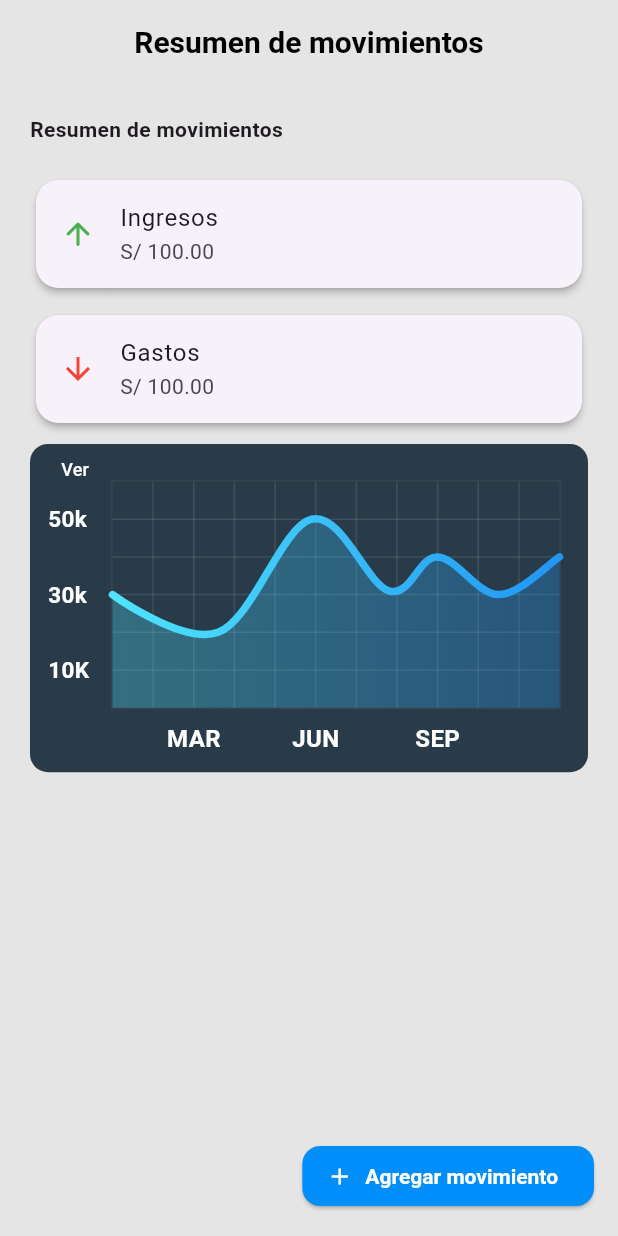
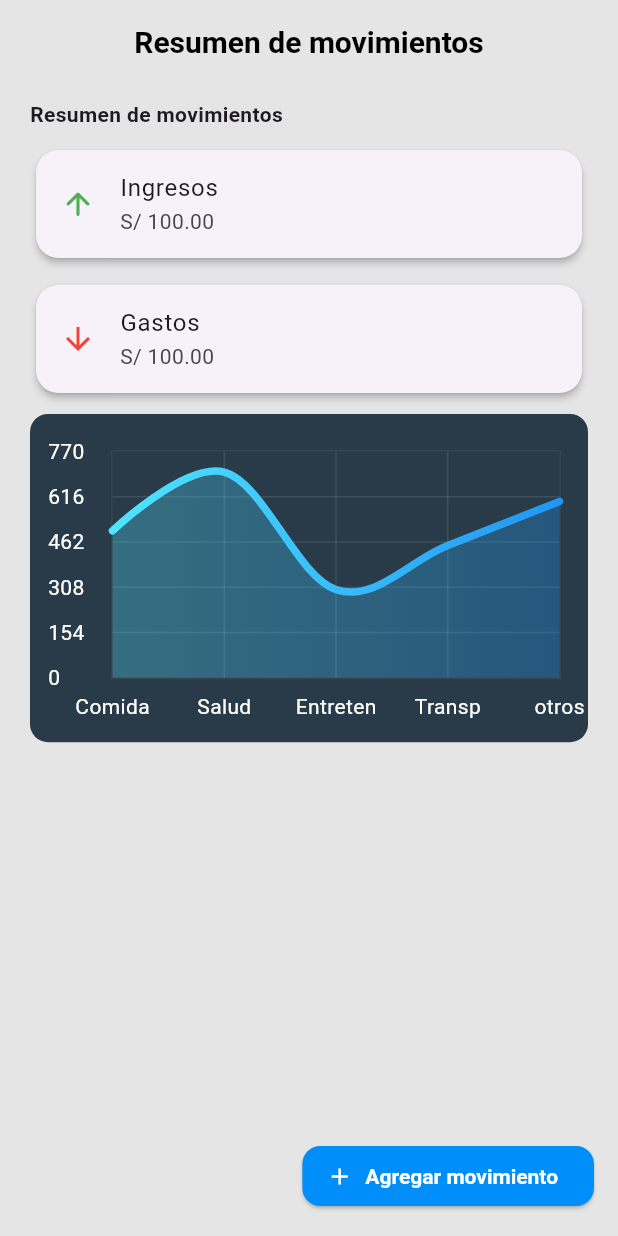
Before and after one commit to FerxhoDev/ControlGastos, a Flutter app: the screen it shows after launch, on a phone screen of 412 x 824 dp. Run offline on Flutter 3.47's test engine with Material 3 defaults, Android fonts, the light colour scheme and no system bars; drawn by our look-alikes of fl_chart.

Commit message:
Chart Add

```diff
--- a/lib/models/expense_data.dart
+++ b/lib/models/expense_data.dart
@@ -1,6 +1,6 @@
-class ExpenceData{
+class ExpenseData{
   final String category;
   final double amount;
 
-  ExpenceData(this.category, this.amount);
+  ExpenseData(this.category, this.amount);
 }
--- a/lib/screens/summary_screen.dart
+++ b/lib/screens/summary_screen.dart
@@ -1,4 +1,5 @@
 import 'package:flutter/material.dart';
+import 'package:gestapp/models/expense_data.dart';
 import 'package:gestapp/screens/transaction_form_screen.dart';
 import 'package:gestapp/widgets/expense_chart.dart';
 
@@ -7,19 +8,29 @@ class SummaryScreen extends StatelessWidget {
 
   @override
   Widget build(BuildContext context) {
+
+    final List<ExpenseData> expenses = [
+    ExpenseData("Comida", 500),
+    ExpenseData("Salud", 700),
+    ExpenseData("Entreten", 300),
+    ExpenseData("Transp", 450),
+    ExpenseData("otros", 600),
+  ];
+
+
     return Scaffold(
       appBar: AppBar(
         title: const Text('Resumen de movimientos'),
         centerTitle: true,
       ),
       body: Padding(
-        padding: const EdgeInsets.all(20),
+        padding: const EdgeInsets.symmetric(horizontal: 20, vertical: 10),
         child: SingleChildScrollView(
           child: Column(
             crossAxisAlignment: CrossAxisAlignment.start,
             children: [
               const Text('Resumen de movimientos', style: TextStyle(fontWeight: FontWeight.bold),),
-              const SizedBox(height: 20),
+              const SizedBox(height: 10),
               const Card(
                 child: ListTile(
                   leading: Icon(Icons.arrow_upward_rounded, color: Colors.green,),
@@ -42,7 +53,7 @@ class SummaryScreen extends StatelessWidget {
                   borderRadius: BorderRadius.circular(12),
 
                 ),
-                child: const LineChartSample2(),
+                child: LineChartSample2(expenses: expenses),
               ),
             ],
           ),
--- a/lib/widgets/expense_chart.dart
+++ b/lib/widgets/expense_chart.dart
@@ -3,7 +3,8 @@ import 'package:flutter/material.dart';
 import 'package:gestapp/models/expense_data.dart';
 
 class LineChartSample2 extends StatefulWidget {
-  const LineChartSample2({super.key});
+  final List<ExpenseData> expenses;
+  const LineChartSample2({super.key, required this.expenses});
 
   @override
   State<LineChartSample2> createState() => _LineChartSample2State();
@@ -16,6 +17,13 @@ class _LineChartSample2State extends State<LineChartSample2> {
   ];
 
   bool showAvg = false;
+
+  List<FlSpot> generateFlSpots(List<ExpenseData> data) {
+    return List<FlSpot>.generate(
+      data.length,
+      (index) => FlSpot(index.toDouble(), data[index].amount),
+    );
+  }
 
   @override
   Widget build(BuildContext context) {
@@ -31,25 +39,7 @@ class _LineChartSample2State extends State<LineChartSample2> {
               bottom: 12,
             ),
             child: LineChart(
-              showAvg ? avgData() : mainData(),
-            ),
-          ),
-        ),
-        SizedBox(
-          width: 60,
-          height: 34,
-          child: TextButton(
-            onPressed: () {
-              setState(() {
-                showAvg = !showAvg;
-              });
-            },
-            child: Text(
-              'Ver',
-              style: TextStyle(
-                fontSize: 12,
-                color: showAvg ? Colors.white.withOpacity(0.5) : Colors.white,
-              ),
+              mainData(widget.expenses),
             ),
           ),
         ),
@@ -57,64 +47,18 @@ class _LineChartSample2State extends State<LineChartSample2> {
     );
   }
 
-  Widget bottomTitleWidgets(double value, TitleMeta meta) {
-    const style = TextStyle(
-      fontWeight: FontWeight.bold,
-      fontSize: 16,
-      color: Colors.white,
-    );
-    Widget text;
-    switch (value.toInt()) {
-      case 2:
-        text = const Text('MAR', style: style);
-        break;
-      case 5:
-        text = const Text('JUN', style: style);
-        break;
-      case 8:
-        text = const Text('SEP', style: style);
-        break;
-      default:
-        text = const Text('', style: style);
-        break;
-    }
+  LineChartData mainData(List<ExpenseData> data) {
+    double maxExpense = data.isNotEmpty
+        ? data.map((e) => e.amount).reduce((a, b) => a > b ? a : b)
+        : 0;
+    double maxY = maxExpense + (maxExpense * 0.1); // Añade un 10% como margen
+    double interval = (maxY / 5).ceilToDouble(); // Ajusta a 5 divisiones
 
-    return SideTitleWidget(
-      axisSide: meta.axisSide,
-      child: text,
-    );
-  }
-
-  Widget leftTitleWidgets(double value, TitleMeta meta) {
-    const style = TextStyle(
-      fontWeight: FontWeight.bold,
-      fontSize: 15,
-      color: Colors.white,
-    );
-    String text;
-    switch (value.toInt()) {
-      case 1:
-        text = '10K';
-        break;
-      case 3:
-        text = '30k';
-        break;
-      case 5:
-        text = '50k';
-        break;
-      default:
-        return Container();
-    }
-
-    return Text(text, style: style, textAlign: TextAlign.left);
-  }
-
-  LineChartData mainData() {
     return LineChartData(
       gridData: FlGridData(
         show: true,
         drawVerticalLine: true,
-        horizontalInterval: 1,
+        horizontalInterval: interval,
         verticalInterval: 1,
         getDrawingHorizontalLine: (value) {
           return const FlLine(
@@ -142,14 +86,36 @@ class _LineChartSample2State extends State<LineChartSample2> {
             showTitles: true,
             reservedSize: 30,
             interval: 1,
-            getTitlesWidget: bottomTitleWidgets,
+            getTitlesWidget: (value, meta) {
+              if (value.toInt() >= 0 && value.toInt() < data.length) {
+                return SideTitleWidget(
+                  axisSide: meta.axisSide,
+                  child: Text(
+                    data[value.toInt()].category,
+                    style: const TextStyle(color: Colors.white),
+                  ),
+                );
+              }
+              return const SizedBox();
+            },
           ),
         ),
         leftTitles: AxisTitles(
           sideTitles: SideTitles(
             showTitles: true,
-            interval: 1,
-            getTitlesWidget: leftTitleWidgets,
+            interval: interval,
+            getTitlesWidget: (value, meta) {
+              String formattedValue;
+              if (value >= 1000) {
+                formattedValue = (value / 1000).toStringAsFixed(1) + 'k';
+              } else {
+                formattedValue = value.toStringAsFixed(0);
+              }
+              return Text(
+                formattedValue,
+                style: const TextStyle(color: Colors.white),
+              );
+            },
             reservedSize: 42,
           ),
         ),
@@ -159,20 +125,12 @@ class _LineChartSample2State extends State<LineChartSample2> {
         border: Border.all(color: const Color(0xff37434d)),
       ),
       minX: 0,
-      maxX: 11,
+      maxX: data.length.toDouble() - 1,
       minY: 0,
-      maxY: 6,
+      maxY: maxY,
       lineBarsData: [
         LineChartBarData(
-          spots: const [
-            FlSpot(0, 3),
-            FlSpot(2.6, 2),
-            FlSpot(4.9, 5),
-            FlSpot(6.8, 3.1),
-            FlSpot(8, 4),
-            FlSpot(9.5, 3),
-            FlSpot(11, 4),
-          ],
+          spots: generateFlSpots(data),
           isCurved: true,
           gradient: LinearGradient(
             colors: gradientColors,
@@ -194,101 +152,4 @@ class _LineChartSample2State extends State<LineChartSample2> {
       ],
     );
   }
-
-  LineChartData avgData() {
-    return LineChartData(
-      lineTouchData: const LineTouchData(enabled: false),
-      gridData: FlGridData(
-        show: true,
-        drawHorizontalLine: true,
-        verticalInterval: 1,
-        horizontalInterval: 1,
-        getDrawingVerticalLine: (value) {
-          return const FlLine(
-            color: Color(0xff37434d),
-            strokeWidth: 1,
-          );
-        },
-        getDrawingHorizontalLine: (value) {
-          return const FlLine(
-            color: Color(0xff37434d),
-            strokeWidth: 1,
-          );
-        },
-      ),
-      titlesData: FlTitlesData(
-        show: true,
-        bottomTitles: AxisTitles(
-          sideTitles: SideTitles(
-            showTitles: true,
-            reservedSize: 30,
-            getTitlesWidget: bottomTitleWidgets,
-            interval: 1,
-          ),
-        ),
-        leftTitles: AxisTitles(
-          sideTitles: SideTitles(
-            showTitles: true,
-            getTitlesWidget: leftTitleWidgets,
-            reservedSize: 42,
-            interval: 1,
-          ),
-        ),
-        topTitles: const AxisTitles(
-          sideTitles: SideTitles(showTitles: false),
-        ),
-        rightTitles: const AxisTitles(
-          sideTitles: SideTitles(showTitles: false),
-        ),
-      ),
-      borderData: FlBorderData(
-        show: true,
-        border: Border.all(color: const Color(0xff37434d)),
-      ),
-      minX: 0,
-      maxX: 11,
-      minY: 0,
-      maxY: 6,
-      lineBarsData: [
-        LineChartBarData(
-          spots: const [
-            FlSpot(0, 3.44),
-            FlSpot(2.6, 3.44),
-            FlSpot(4.9, 3.44),
-            FlSpot(6.8, 3.44),
-            FlSpot(8, 3.44),
-            FlSpot(9.5, 3.44),
-            FlSpot(11, 3.44),
-          ],
-          isCurved: true,
-          gradient: LinearGradient(
-            colors: [
-              ColorTween(begin: gradientColors[0], end: gradientColors[1])
-                  .lerp(0.2)!,
-              ColorTween(begin: gradientColors[0], end: gradientColors[1])
-                  .lerp(0.2)!,
-            ],
-          ),
-          barWidth: 5,
-          isStrokeCapRound: true,
-          dotData: const FlDotData(
-            show: false,
-          ),
-          belowBarData: BarAreaData(
-            show: true,
-            gradient: LinearGradient(
-              colors: [
-                ColorTween(begin: gradientColors[0], end: gradientColors[1])
-                    .lerp(0.2)!
-                    .withOpacity(0.1),
-                ColorTween(begin: gradientColors[0], end: gradientColors[1])
-                    .lerp(0.2)!
-                    .withOpacity(0.1),
-              ],
-            ),
-          ),
-        ),
-      ],
-    );
-  }
 }
```
Also changed, not shown: lib/models/transaction.dart (added, +16 -0 lines).
